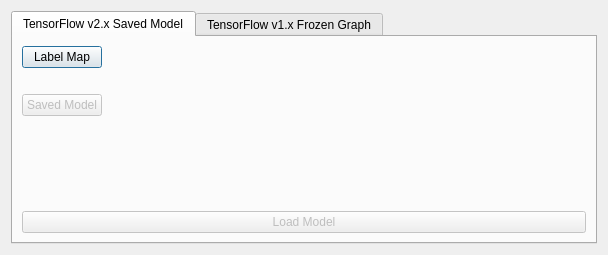
persts/BBoxEE, file bboxee/gui/select_model_dialog.ui: the form before one commit.
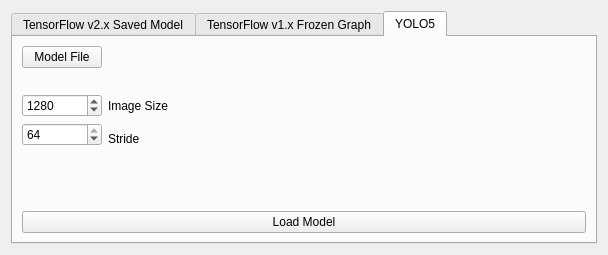
The form after the commit. The open tabs and pages were chosen to show the change.

Commit message: Added support for YOLO5

Diff of the .ui file:
```diff
--- a/bboxee/gui/select_model_dialog.ui
+++ b/bboxee/gui/select_model_dialog.ui
@@ -215,6 +215,107 @@
        </item>
       </layout>
      </widget>
+     <widget class="QWidget" name="yolo5">
+      <attribute name="title">
+       <string>YOLO5</string>
+      </attribute>
+      <layout class="QGridLayout" name="gridLayout">
+       <item row="0" column="0">
+        <widget class="QPushButton" name="pushButtonYoloModelFile">
+         <property name="text">
+          <string>Model File</string>
+         </property>
+        </widget>
+       </item>
+       <item row="0" column="1" colspan="2">
+        <spacer name="horizontalSpacer">
+         <property name="orientation">
+          <enum>Qt::Horizontal</enum>
+         </property>
+         <property name="sizeHint" stdset="0">
+          <size>
+           <width>470</width>
+           <height>20</height>
+          </size>
+         </property>
+        </spacer>
+       </item>
+       <item row="1" column="0" colspan="3">
+        <widget class="QLabel" name="labelYoloModelFile">
+         <property name="text">
+          <string/>
+         </property>
+        </widget>
+       </item>
+       <item row="2" column="0">
+        <widget class="QSpinBox" name="spinBoxImageSize">
+         <property name="maximum">
+          <number>4800</number>
+         </property>
+         <property name="value">
+          <number>1280</number>
+         </property>
+        </widget>
+       </item>
+       <item row="2" column="1">
+        <widget class="QLabel" name="label">
+         <property name="text">
+          <string>Image Size</string>
+         </property>
+        </widget>
+       </item>
+       <item row="2" column="2" rowspan="2">
+        <spacer name="horizontalSpacer_2">
+         <property name="orientation">
+          <enum>Qt::Horizontal</enum>
+         </property>
+         <property name="sizeHint" stdset="0">
+          <size>
+           <width>391</width>
+           <height>20</height>
+          </size>
+         </property>
+        </spacer>
+       </item>
+       <item row="3" column="0" rowspan="2">
+        <widget class="QSpinBox" name="spinBoxStride">
+         <property name="maximum">
+          <number>64</number>
+         </property>
+         <property name="value">
+          <number>64</number>
+         </property>
+        </widget>
+       </item>
+       <item row="4" column="1">
+        <widget class="QLabel" name="label_2">
+         <property name="text">
+          <string>Stride</string>
+         </property>
+        </widget>
+       </item>
+       <item row="5" column="2">
+        <spacer name="verticalSpacer_2">
+         <property name="orientation">
+          <enum>Qt::Vertical</enum>
+         </property>
+         <property name="sizeHint" stdset="0">
+          <size>
+           <width>20</width>
+           <height>28</height>
+          </size>
+         </property>
+        </spacer>
+       </item>
+       <item row="6" column="0" colspan="3">
+        <widget class="QPushButton" name="pushButtonYolo">
+         <property name="text">
+          <string>Load Model</string>
+         </property>
+        </widget>
+       </item>
+      </layout>
+     </widget>
     </widget>
    </item>
   </layout>
```
The commit also changes 8 other files.
